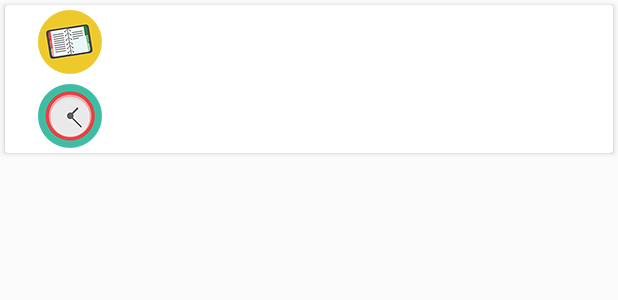
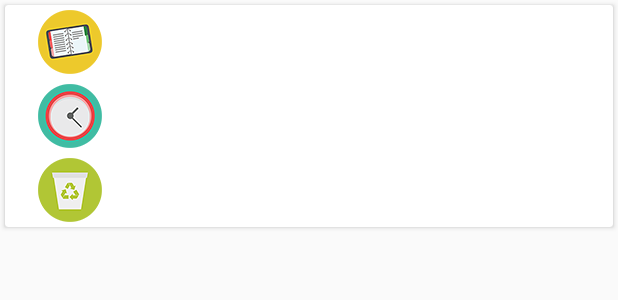
Before and after one commit to egboldyr/Planner, an Android app: the layout cardview_subtotal_events.xml on its own in the app's theme, with its tools: preview values and no code run, on a phone screen of 412 x 824 dp. Shown: the top 300 px of the screen. Run offline under Robolectric (Android 15) with nearby library versions, the phone set to English and light mode, and no system bars.

```diff
--- a/app/src/main/AndroidManifest.xml
+++ b/app/src/main/AndroidManifest.xml
@@ -75,9 +75,9 @@
 
         <receiver
             android:name=".receiver.EventRemindReceiver">
-            <intent-filter>
+            <!--<intent-filter>
                 <action android:name="android.intent.action.BOOT_COMPLETED"/>
-            </intent-filter>
+            </intent-filter>-->
         </receiver>
 
         <!-- Все сервисы которые используются в приложении -->
--- a/app/src/main/java/neos/planner/activity/PlannerAddEventActivity.java
+++ b/app/src/main/java/neos/planner/activity/PlannerAddEventActivity.java
@@ -69,6 +69,7 @@ public class PlannerAddEventActivity extends AppCompatActivity {
 
         toolbar.setTitle(R.string.add_event_header);
         setSupportActionBar(toolbar);
+        getSupportActionBar().setDisplayHomeAsUpEnabled(true);
         getSupportActionBar().setDisplayShowHomeEnabled(true);
 
         calendar = Calendar.getInstance();
--- a/app/src/main/java/neos/planner/activity/PlannerAddNoteActivity.java
+++ b/app/src/main/java/neos/planner/activity/PlannerAddNoteActivity.java
@@ -61,6 +61,7 @@ public class PlannerAddNoteActivity extends AppCompatActivity {
 
         toolbar.setTitle(R.string.add_note_header);
         setSupportActionBar(toolbar);
+        getSupportActionBar().setDisplayHomeAsUpEnabled(true);
         getSupportActionBar().setDisplayShowHomeEnabled(true);
 
         String[] groups = {
--- a/app/src/main/java/neos/planner/activity/PlannerEditEventActivity.java
+++ b/app/src/main/java/neos/planner/activity/PlannerEditEventActivity.java
@@ -77,6 +77,7 @@ public class PlannerEditEventActivity extends AppCompatActivity {
 
         toolbar.setTitle(R.string.edit_event_header);
         setSupportActionBar(toolbar);
+        getSupportActionBar().setDisplayHomeAsUpEnabled(true);
         getSupportActionBar().setDisplayShowHomeEnabled(true);
 
         try {
--- a/app/src/main/java/neos/planner/activity/PlannerEditNoteActivity.java
+++ b/app/src/main/java/neos/planner/activity/PlannerEditNoteActivity.java
@@ -64,6 +64,7 @@ public class PlannerEditNoteActivity extends AppCompatActivity {
 
         toolbar.setTitle(R.string.edit_note_header);
         setSupportActionBar(toolbar);
+        getSupportActionBar().setDisplayHomeAsUpEnabled(true);
         getSupportActionBar().setDisplayShowHomeEnabled(true);
 
         try {
--- a/app/src/main/java/neos/planner/activity/PlannerSearchEventOrNoteActivity.java
+++ b/app/src/main/java/neos/planner/activity/PlannerSearchEventOrNoteActivity.java
@@ -70,6 +70,7 @@ public class PlannerSearchEventOrNoteActivity
 
         toolbar.setTitle(R.string.search_header);
         setSupportActionBar(toolbar);
+        getSupportActionBar().setDisplayHomeAsUpEnabled(true);
         getSupportActionBar().setDisplayShowHomeEnabled(true);
 
         btnStartSearch.setOnClickListener(this);
--- a/app/src/main/java/neos/planner/sqlite/ORMLiteOpenHelper.java
+++ b/app/src/main/java/neos/planner/sqlite/ORMLiteOpenHelper.java
@@ -27,7 +27,7 @@ public class ORMLiteOpenHelper extends OrmLiteSqliteOpenHelper {
 
     /*Название и актуальная версия БД*/
     private static final String DATABASE_NAME = "planner";
-    private static final int DATABASE_VERSION = 2;
+    private static final int DATABASE_VERSION = 1;
 
     /*Классы DAO для удобной работы с данными*/
     private Dao<DbNote, Long> notesDao;
--- a/app/src/main/res/layout/cardview_subtotal_events.xml
+++ b/app/src/main/res/layout/cardview_subtotal_events.xml
@@ -34,7 +34,7 @@
                     android:layout_height="match_parent"
                     android:layout_weight="1"
                     android:layout_marginLeft="@dimen/cardview_margin"
-                    android:gravity="center|center_vertical"
+                    android:gravity="left|center_vertical"
                     android:textSize="16sp"/>
 
             </LinearLayout>
@@ -58,10 +58,35 @@
                     android:layout_height="match_parent"
                     android:layout_weight="1"
                     android:layout_margin="@dimen/cardview_margin"
-                    android:gravity="center|center_vertical"
+                    android:gravity="left|center_vertical"
                     android:textSize="16sp"/>
 
             </LinearLayout>
+
+            <LinearLayout
+                android:orientation="horizontal"
+                android:layout_width="match_parent"
+                android:layout_height="match_parent"
+                android:layout_margin="@dimen/cardview_margin"
+                android:layout_weight="1">
+
+                <ImageView
+                    android:layout_width="match_parent"
+                    android:layout_height="match_parent"
+                    android:layout_weight="4"
+                    android:src="@mipmap/events_finish"/>
+
+                <TextView
+                    android:id="@+id/mFinishEvents"
+                    android:layout_width="match_parent"
+                    android:layout_height="match_parent"
+                    android:layout_weight="1"
+                    android:layout_marginLeft="@dimen/cardview_margin"
+                    android:gravity="left|center_vertical"
+                    android:textSize="16sp"/>
+
+            </LinearLayout>
+
 
         </LinearLayout>
 
--- a/app/src/main/res/raw/ormlite_config.txt
+++ b/app/src/main/res/raw/ormlite_config.txt
@@ -1,5 +1,5 @@
 #
-# generated on 2016/04/10 02:00:56
+# generated on 2016/04/18 08:43:44
 #
 # --table-start--
 dataClass=neos.planner.entity.DbNote
--- a/app/src/main/res/values/strings.xml
+++ b/app/src/main/res/values/strings.xml
@@ -85,6 +85,7 @@
     <!-- Текстовые элементы карточки статистики -->
     <string name="subtotal_all_events">All events: </string>
     <string name="subtotal_only_active_events">Active events: </string>
+    <string name="subtotal_finish_events">Finishing events: </string>
 
     <!--Текстовые элементы для отображения месяцев в MaterialCalendarView-->
     <string-array name="arrMonths">
```
Also changed, not shown: app/src/main/java/neos/planner/adapters/DbRecoveryFileAdapter.java (added, +67 -0 lines), app/src/main/java/neos/planner/adapters/SubTotalEventsAdapter.java (+7 -1 lines), app/src/main/res/layout/cardview_recovery_file.xml (added, +48 -0 lines), app/src/main/res/menu/planner_activity_main_drawer.xml (+2 -8 lines), app/src/main/res/mipmap-hdpi/events_finish.png (added), app/src/main/res/mipmap-mdpi/events_finish.png (added), 1 other file.
